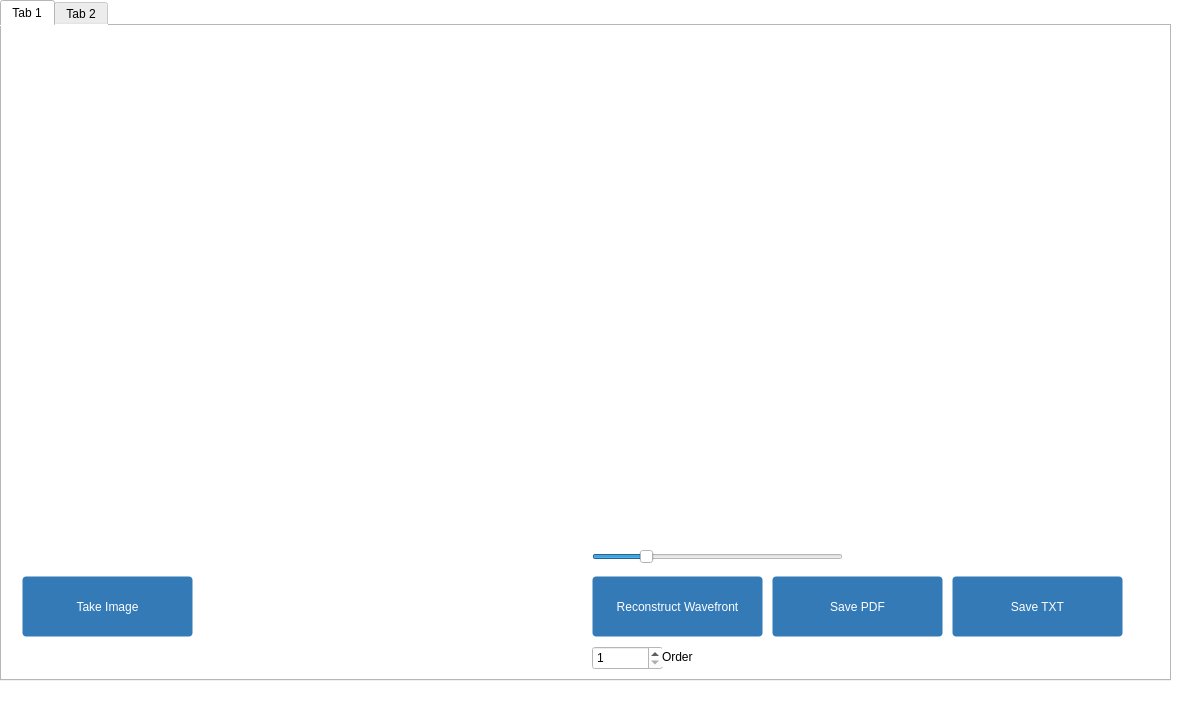
Old version of the form Windows/MainWindow_lowres.ui in the repository brandhoff/ZerFit.
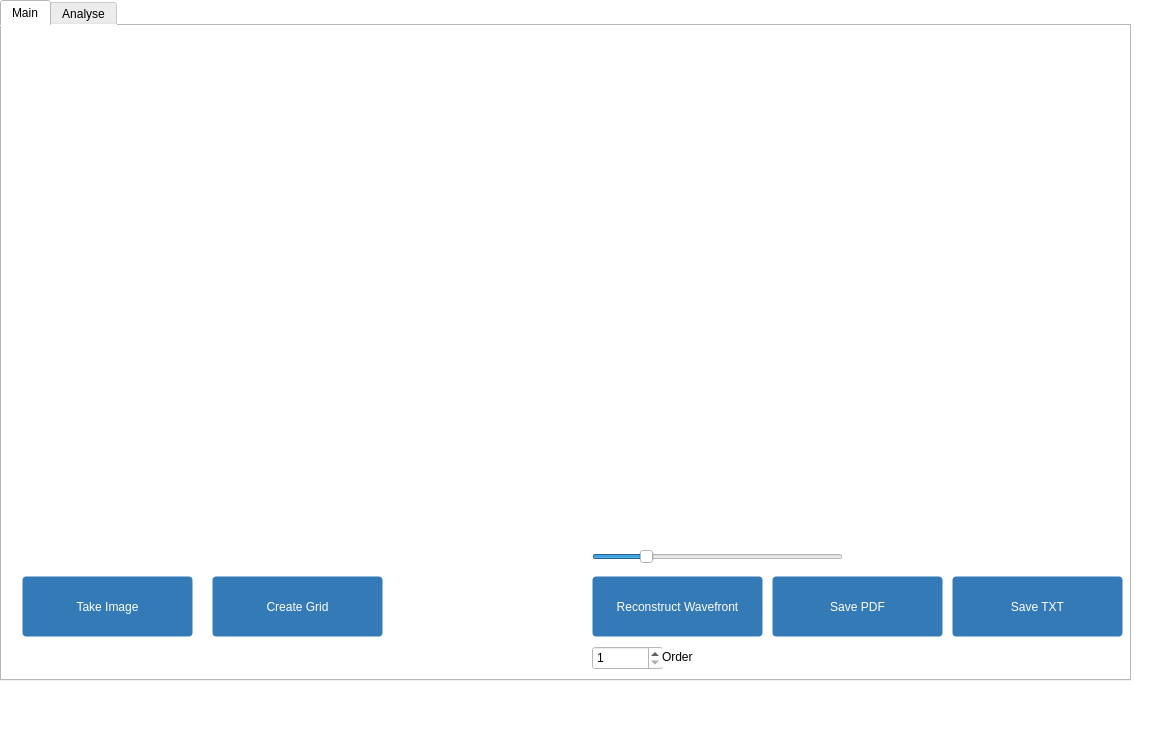
New version of the form. Custom widgets are drawn as their Qt base class.

Patch:
```diff
--- a/Windows/MainWindow_lowres.ui
+++ b/Windows/MainWindow_lowres.ui
@@ -6,8 +6,8 @@
    <rect>
     <x>0</x>
     <y>0</y>
-    <width>1180</width>
-    <height>722</height>
+    <width>1158</width>
+    <height>736</height>
    </rect>
   </property>
   <property name="windowTitle">
@@ -22,7 +22,7 @@
      <rect>
       <x>0</x>
       <y>0</y>
-      <width>1171</width>
+      <width>1131</width>
       <height>681</height>
      </rect>
     </property>
@@ -31,7 +31,7 @@
     </property>
     <widget class="QWidget" name="tabMain">
      <attribute name="title">
-      <string>Tab 1</string>
+      <string>Main</string>
      </attribute>
      <widget class="MplWidget" name="plotSensor" native="true">
       <property name="geometry">
@@ -186,10 +186,32 @@
        <enum>Qt::Horizontal</enum>
       </property>
      </widget>
+     <widget class="QPushButton" name="btnCreateGrid">
+      <property name="geometry">
+       <rect>
+        <x>210</x>
+        <y>550</y>
+        <width>171</width>
+        <height>61</height>
+       </rect>
+      </property>
+      <property name="styleSheet">
+       <string notr="true">color: #fff;
+background-color: #337ab7;
+border-color: #2e6da4;
+cursor: pointer;
+background-image: none;
+border: 1px solid transparent;
+border-radius: 4px;</string>
+      </property>
+      <property name="text">
+       <string>Create Grid</string>
+      </property>
+     </widget>
     </widget>
     <widget class="QWidget" name="tabCalibration">
      <attribute name="title">
-      <string>Tab 2</string>
+      <string>Analyse</string>
      </attribute>
      <widget class="MplWidget" name="plotSensor_3" native="true">
       <property name="geometry">
```
Left out of the diff: 4 changed lines with no effect on the pictures.
